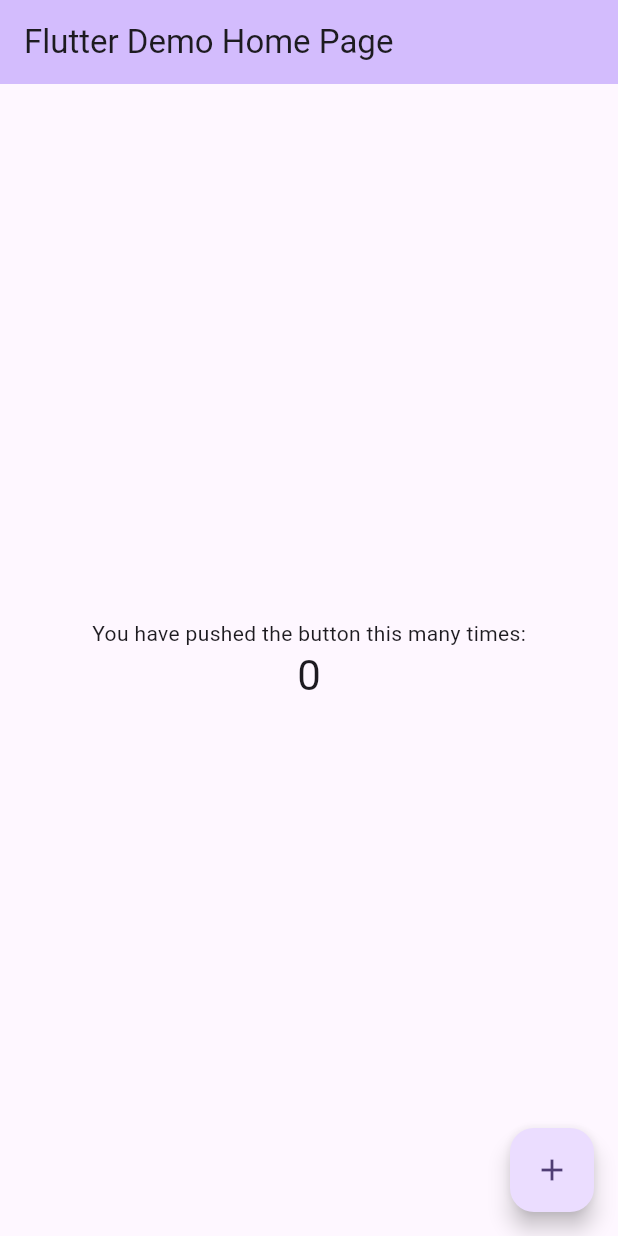
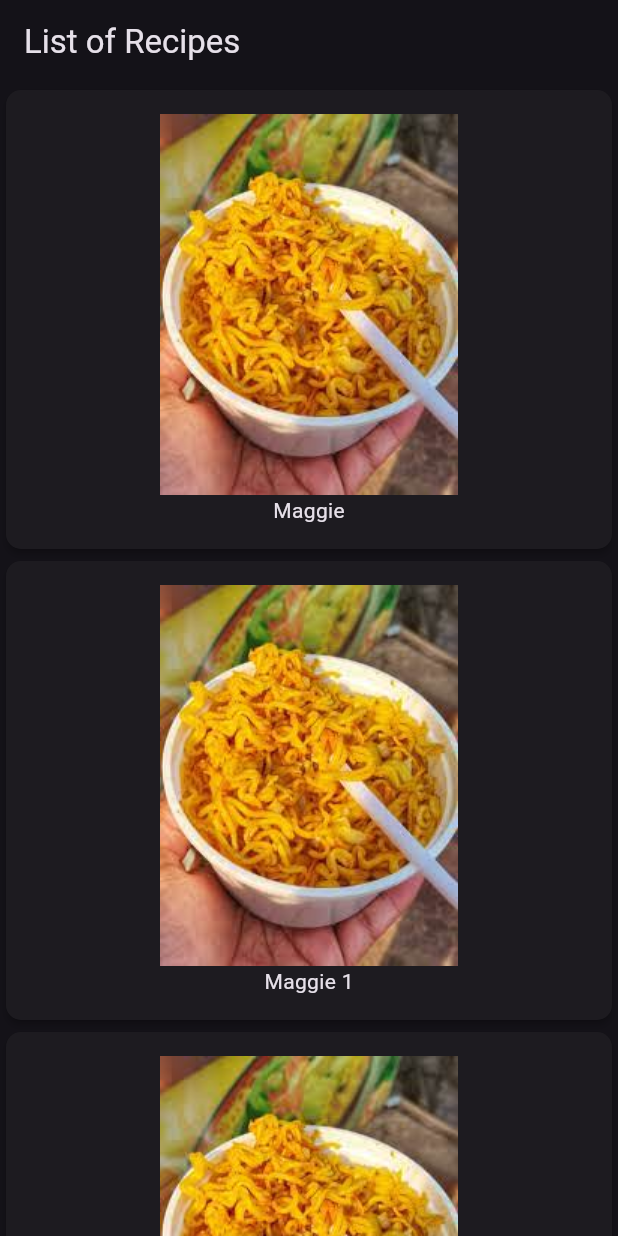
Before and after one commit to er-deepchand/FlutterApprentice, a Flutter app: the screen it shows after launch, on a phone screen of 412 x 824 dp. Run offline on Flutter 3.47's test engine with Material 2 defaults, Android fonts, the phone set to English and light mode, and no system bars.

Commit message:
Section 1 Done

```diff
--- a/lib/main.dart
+++ b/lib/main.dart
@@ -1,125 +1,78 @@
 import 'package:flutter/material.dart';
+import 'package:flutter_apprentice/model/Recipe_model.dart';
+import 'package:flutter_apprentice/model/recipe_repo.dart';
+import 'package:flutter_apprentice/screens/RecipeDetail.dart';
 
-void main() {
-  runApp(const MyApp());
+main(){
+  runApp(const RecipeApp());
 }
 
-class MyApp extends StatelessWidget {
-  const MyApp({super.key});
+class RecipeApp extends StatefulWidget{
+  const RecipeApp({super.key});
 
-  // This widget is the root of your application.
+  @override
+  State<StatefulWidget> createState() {
+    return _RecipeAppState();
+  }
+}
+
+class _RecipeAppState extends State<RecipeApp>{
   @override
   Widget build(BuildContext context) {
     return MaterialApp(
-      title: 'Flutter Demo',
-      theme: ThemeData(
-        // This is the theme of your application.
-        //
-        // TRY THIS: Try running your application with "flutter run". You'll see
-        // the application has a blue toolbar. Then, without quitting the app,
-        // try changing the seedColor in the colorScheme below to Colors.green
-        // and then invoke "hot reload" (save your changes or press the "hot
-        // reload" button in a Flutter-supported IDE, or press "r" if you used
-        // the command line to start the app).
-        //
-        // Notice that the counter didn't reset back to zero; the application
-        // state is not lost during the reload. To reset the state, use hot
-        // restart instead.
-        //
-        // This works for code too, not just values: Most code changes can be
-        // tested with just a hot reload.
-        colorScheme: ColorScheme.fromSeed(seedColor: Colors.deepPurple),
-        useMaterial3: true,
-      ),
-      home: const MyHomePage(title: 'Flutter Demo Home Page'),
+      title: "RecipeApp",
+      theme: ThemeData.dark(useMaterial3: true),
+      home: const RecipeListPage(),
     );
   }
 }
 
-class MyHomePage extends StatefulWidget {
-  const MyHomePage({super.key, required this.title});
-
-  // This widget is the home page of your application. It is stateful, meaning
-  // that it has a State object (defined below) that contains fields that affect
-  // how it looks.
-
-  // This class is the configuration for the state. It holds the values (in this
-  // case the title) provided by the parent (in this case the App widget) and
-  // used by the build method of the State. Fields in a Widget subclass are
-  // always marked "final".
-
-  final String title;
+class RecipeListPage extends StatefulWidget {
+  const RecipeListPage({super.key});
 
   @override
-  State<MyHomePage> createState() => _MyHomePageState();
+  State<RecipeListPage> createState() => _RecipeListPageState();
 }
 
-class _MyHomePageState extends State<MyHomePage> {
-  int _counter = 0;
-
-  void _incrementCounter() {
-    setState(() {
-      // This call to setState tells the Flutter framework that something has
-      // changed in this State, which causes it to rerun the build method below
-      // so that the display can reflect the updated values. If we changed
-      // _counter without calling setState(), then the build method would not be
-      // called again, and so nothing would appear to happen.
-      _counter++;
-    });
-  }
-
+class _RecipeListPageState extends State<RecipeListPage> {
   @override
   Widget build(BuildContext context) {
-    // This method is rerun every time setState is called, for instance as done
-    // by the _incrementCounter method above.
-    //
-    // The Flutter framework has been optimized to make rerunning build methods
-    // fast, so that you can just rebuild anything that needs updating rather
-    // than having to individually change instances of widgets.
+    List<RecipeModel> recipeList = RecipeRepo.recipeList;
     return Scaffold(
       appBar: AppBar(
-        // TRY THIS: Try changing the color here to a specific color (to
-        // Colors.amber, perhaps?) and trigger a hot reload to see the AppBar
-        // change color while the other colors stay the same.
-        backgroundColor: Theme.of(context).colorScheme.inversePrimary,
-        // Here we take the value from the MyHomePage object that was created by
-        // the App.build method, and use it to set our appbar title.
-        title: Text(widget.title),
+        title: const Text("List of Recipes"),
       ),
-      body: Center(
-        // Center is a layout widget. It takes a single child and positions it
-        // in the middle of the parent.
+      body: ListView.builder(
+        itemCount: recipeList.length,
+        itemBuilder: (context, index){
+          return buildRecipeCard(context, recipeList[index]);
+        }
+      )
+    );
+  }
+}
+
+Widget buildRecipeCard(BuildContext context, RecipeModel recipeModel) {
+  return GestureDetector(
+    onTap: (){
+      Navigator.push(context, MaterialPageRoute(builder: (context){
+        return RecipeDetail(recipeModel: recipeModel);
+      }));
+    },
+    child: Card(
+      elevation: 2,
+      shape: RoundedRectangleBorder(
+        borderRadius: BorderRadius.circular(10),
+      ),
+      child: Padding(
+        padding: const EdgeInsets.all(16.0),
         child: Column(
-          // Column is also a layout widget. It takes a list of children and
-          // arranges them vertically. By default, it sizes itself to fit its
-          // children horizontally, and tries to be as tall as its parent.
-          //
-          // Column has various properties to control how it sizes itself and
-          // how it positions its children. Here we use mainAxisAlignment to
-          // center the children vertically; the main axis here is the vertical
-          // axis because Columns are vertical (the cross axis would be
-          // horizontal).
-          //
-          // TRY THIS: Invoke "debug painting" (choose the "Toggle Debug Paint"
-          // action in the IDE, or press "p" in the console), to see the
-          // wireframe for each widget.
-          mainAxisAlignment: MainAxisAlignment.center,
-          children: <Widget>[
-            const Text(
-              'You have pushed the button this many times:',
-            ),
-            Text(
-              '$_counter',
-              style: Theme.of(context).textTheme.headlineMedium,
-            ),
+          children: [
+            Image(image: AssetImage(recipeModel.imageUrl!)),
+            Text(recipeModel.name!),
           ],
         ),
       ),
-      floatingActionButton: FloatingActionButton(
-        onPressed: _incrementCounter,
-        tooltip: 'Increment',
-        child: const Icon(Icons.add),
-      ), // This trailing comma makes auto-formatting nicer for build methods.
-    );
-  }
+    ),
+  );
 }
--- /dev/null
+++ b/lib/model/ingredients.dart
@@ -0,0 +1,24 @@
+class Ingredients {
+  Ingredients({
+      this.name,
+      this.quantity,
+      this.unit,});
+
+  Ingredients.fromJson(dynamic json) {
+    name = json['name'];
+    quantity = json['quantity'];
+    unit = json['unit'];
+  }
+  String? name;
+  int? quantity;
+  String? unit;
+
+  Map<String, dynamic> toJson() {
+    final map = <String, dynamic>{};
+    map['name'] = name;
+    map['quantity'] = quantity;
+    map['unit'] = unit;
+    return map;
+  }
+
+}
--- /dev/null
+++ b/lib/model/recipe_model.dart
@@ -0,0 +1,37 @@
+import 'ingredients.dart';
+
+class RecipeModel {
+  RecipeModel({
+      this.name,
+      this.imageUrl,
+      this.ingredients,
+      this.servings,});
+
+  RecipeModel.fromJson(dynamic json) {
+    name = json['name'];
+    imageUrl = json['imageUrl'];
+    if (json['ingredients'] != null) {
+      ingredients = [];
+      json['ingredients'].forEach((v) {
+        ingredients?.add(Ingredients.fromJson(v));
+      });
+    }
+    servings = json['servings'];
+  }
+  String? name;
+  String? imageUrl;
+  List<Ingredients>? ingredients;
+  int? servings;
+
+  Map<String, dynamic> toJson() {
+    final map = <String, dynamic>{};
+    map['name'] = name;
+    map['imageUrl'] = imageUrl;
+    if (ingredients != null) {
+      map['ingredients'] = ingredients?.map((v) => v.toJson()).toList();
+    }
+    map['servings'] = servings;
+    return map;
+  }
+
+}
--- /dev/null
+++ b/lib/model/recipe_repo.dart
@@ -0,0 +1,40 @@
+import 'package:flutter_apprentice/model/Recipe_model.dart';
+import 'package:flutter_apprentice/model/ingredients.dart';
+
+class RecipeRepo {
+  static List<RecipeModel> recipeList = [
+    RecipeModel(
+        name: "Maggie",
+        imageUrl: "assets/maggie.jpeg",
+        servings: 5,
+        ingredients: [
+          Ingredients(name: "Maggie", quantity: 2, unit: "Pouch"),
+          Ingredients(name: "water", quantity: 4, unit: "cup"),
+          Ingredients(name: "Maggie masala", quantity: 2, unit: "spoon")
+        ]),RecipeModel(
+        name: "Maggie 1",
+        imageUrl: "assets/maggie.jpeg",
+        servings: 5,
+        ingredients: [
+          Ingredients(name: "Maggie", quantity: 2, unit: "Pouch"),
+          Ingredients(name: "water", quantity: 4, unit: "cup"),
+          Ingredients(name: "Maggie masala", quantity: 2, unit: "spoon")
+        ]),RecipeModel(
+        name: "Maggie 2",
+        imageUrl: "assets/maggie.jpeg",
+        servings: 5,
+        ingredients: [
+          Ingredients(name: "Maggie", quantity: 2, unit: "Pouch"),
+          Ingredients(name: "water", quantity: 4, unit: "cup"),
+          Ingredients(name: "Maggie masala", quantity: 2, unit: "spoon")
+        ]),RecipeModel(
+        name: "Maggie 3",
+        imageUrl: "assets/maggie.jpeg",
+        servings: 5,
+        ingredients: [
+          Ingredients(name: "Maggie", quantity: 2, unit: "Pouch"),
+          Ingredients(name: "water", quantity: 4, unit: "cup"),
+          Ingredients(name: "Maggie masala", quantity: 2, unit: "spoon")
+        ]),
+  ];
+}
```
Also changed, not shown: lib/screens/RecipeDetail.dart (added, +86 -0 lines), lib/shared/custom_app_bar.dart (added, +31 -0 lines), pubspec.yaml (+2 -23 lines), assets/maggie.jpeg (added).
